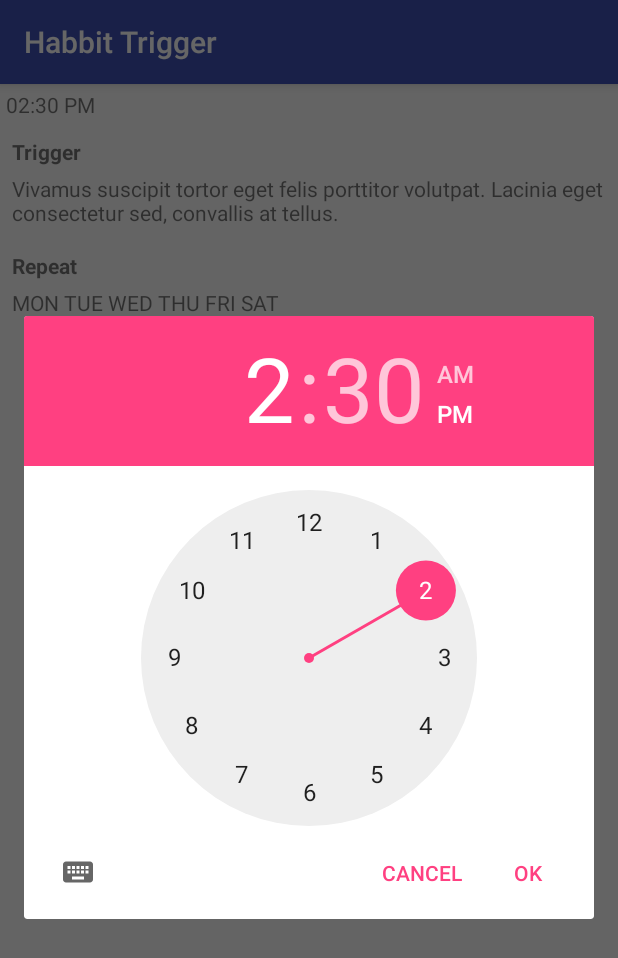
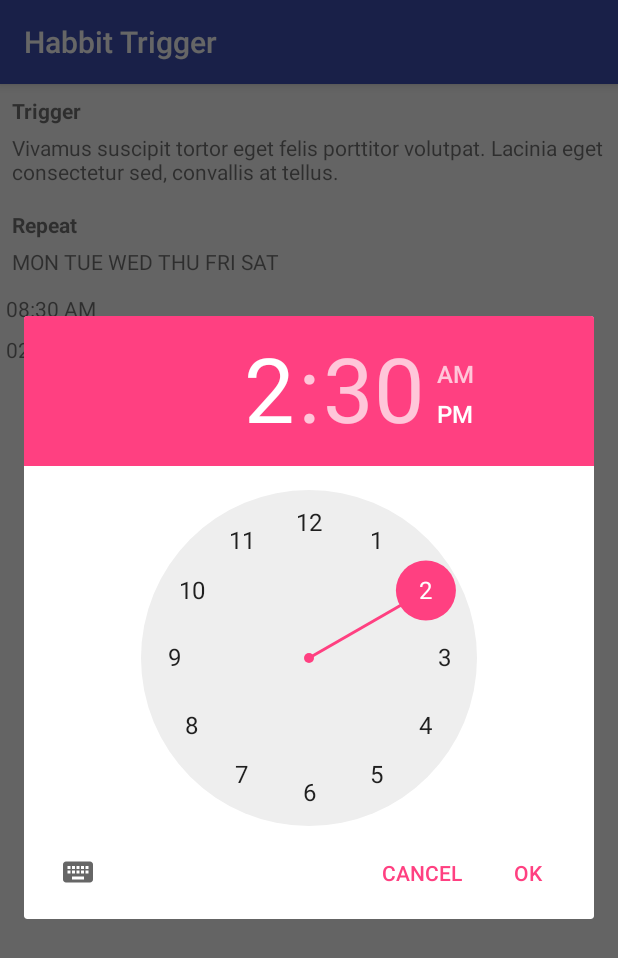
Before and after one commit to NERDYLIZARD/HabbitTrigger, an Android app: the screen it shows after launch (TriggerDetailActivity), after a tap on "02:30", on a phone screen of 412 x 824 dp. Shown: the top 958 px of the screen. Run offline under Robolectric (Android 15) with nearby library versions, the phone set to English and light mode, and no system bars.

Commit message:
SpecifiedTimeTrigger: display list of times of trigger using time fragments

```diff
--- /dev/null
+++ b/app/src/main/java/com/example/hoppies/habbittrigger/SpecifiedTimeTriggerFragment.java
@@ -0,0 +1,53 @@
+package com.example.hoppies.habbittrigger;
+
+
+import android.os.Bundle;
+import android.support.annotation.NonNull;
+import android.support.v4.app.Fragment;
+import android.view.LayoutInflater;
+import android.view.View;
+import android.view.ViewGroup;
+import android.widget.LinearLayout;
+
+import java.util.ArrayList;
+import java.util.Arrays;
+import java.util.List;
+
+
+/**
+ * A simple {@link Fragment} subclass.
+ */
+public class SpecifiedTimeTriggerFragment extends Fragment
+{
+  // test times
+  List<String> times = new ArrayList<>(Arrays.asList("08:30", "14:30"));
+
+
+  public SpecifiedTimeTriggerFragment()
+  {
+    // Required empty public constructor
+  }
+
+
+  @Override
+  public View onCreateView(@NonNull LayoutInflater inflater, ViewGroup container,
+                           Bundle savedInstanceState)
+  {
+    View view = inflater.inflate(R.layout.fragment_specified_time_trigger, container, false);
+
+    LinearLayout specifiedTimeWrapper = view.findViewById(R.id.specifiedTimeWrapper);
+
+    // run fragmentTransaction add TriggerTimeFragment once when this fragment is newly created.
+      // prevent the redundant call when device has been rotated i.e activity and all its fragments are recreated.
+    if (savedInstanceState == null) {
+      for (String time : times) {
+        int hour = Integer.parseInt(time.split(":")[0]);
+        int minute = Integer.parseInt(time.split(":")[1]);
+        getFragmentManager().beginTransaction().add(specifiedTimeWrapper.getId(), TriggerTimeFragment.newInstance(hour, minute), "tag").commit();
+      }
+    }
+    return view;
+  }
+
+
+}
--- a/app/src/main/java/com/example/hoppies/habbittrigger/TriggerTimeFragment.java
+++ b/app/src/main/java/com/example/hoppies/habbittrigger/TriggerTimeFragment.java
@@ -2,10 +2,8 @@ package com.example.hoppies.habbittrigger;
 
 import android.os.Bundle;
 import android.support.annotation.NonNull;
-import android.support.annotation.Nullable;
 import android.support.v4.app.Fragment;
 import android.text.format.DateFormat;
-import android.util.Log;
 import android.view.LayoutInflater;
 import android.view.View;
 import android.view.ViewGroup;
@@ -20,13 +18,25 @@ public class TriggerTimeFragment extends Fragment
         implements TimePickerDialogFragment.TimePickerDialogListener
 {
 
-  // TODO: having state as int hour and int minute instead of String time
-  // test value time
-  private String time = "14:30";
+  public static final String HOUR = "hour";
+  public static final String MINUTE = "minute";
 
 
   public TriggerTimeFragment()
   {
+  }
+
+
+  @NonNull
+  public static TriggerTimeFragment newInstance(int hour, int minute)
+  {
+    Bundle args = new Bundle();
+    args.putInt(HOUR, hour);
+    args.putInt(MINUTE, minute);
+
+    TriggerTimeFragment fragment = new TriggerTimeFragment();
+    fragment.setArguments(args);
+    return fragment;
   }
 
 
@@ -38,9 +48,8 @@ public class TriggerTimeFragment extends Fragment
     View view = inflater.inflate(R.layout.fragment_trigger_time, container, false);
 
     LinearLayout timeWrapper = view.findViewById(R.id.timeWrapper);
-    // TODO: accept argument as int hour and int minute
-    int hour = Integer.parseInt(time.split(":")[0]);
-    int minute = Integer.parseInt(time.split(":")[1]);
+    int hour = getArguments().getInt(HOUR);
+    int minute = getArguments().getInt(MINUTE);
     renderTimeView(view, hour, minute);
 
     timeWrapper.setOnClickListener(new View.OnClickListener()
@@ -48,8 +57,8 @@ public class TriggerTimeFragment extends Fragment
       @Override
       public void onClick(View view)
       {
-        int hour = Integer.parseInt(time.split(":")[0]);
-        int minute = Integer.parseInt(time.split(":")[1]);
+        int hour = getArguments().getInt(HOUR);
+        int minute = getArguments().getInt(MINUTE);
         TimePickerDialogFragment timePickerDialogFragment = TimePickerDialogFragment.newInstance(hour, minute);
         timePickerDialogFragment.show(getChildFragmentManager(), "time_picker_dialog");
       }
@@ -65,7 +74,8 @@ public class TriggerTimeFragment extends Fragment
     View view = getView();
     renderTimeView(view, hour, minute);
 
-    time = getTimeString(hour, minute);
+    getArguments().putInt(HOUR, hour);
+    getArguments().putInt(MINUTE, minute);
     // return String time to DetailFragment/TabHost
   }
 
--- /dev/null
+++ b/app/src/main/res/layout/fragment_specified_time_trigger.xml
@@ -0,0 +1,14 @@
+<FrameLayout xmlns:android="http://schemas.android.com/apk/res/android"
+  xmlns:tools="http://schemas.android.com/tools"
+  android:layout_width="match_parent"
+  android:layout_height="match_parent"
+  tools:context="com.example.hoppies.habbittrigger.SpecifiedTimeTriggerFragment">
+
+
+  <LinearLayout
+    android:id="@+id/specifiedTimeWrapper"
+    android:layout_width="match_parent"
+    android:layout_height="match_parent"
+    android:orientation="vertical"></LinearLayout>
+
+</FrameLayout>
--- a/app/src/main/res/layout/fragment_trigger_detail.xml
+++ b/app/src/main/res/layout/fragment_trigger_detail.xml
@@ -1,24 +1,13 @@
-<FrameLayout xmlns:android="http://schemas.android.com/apk/res/android"
+<ScrollView xmlns:android="http://schemas.android.com/apk/res/android"
   xmlns:tools="http://schemas.android.com/tools"
   android:layout_width="match_parent"
   android:layout_height="match_parent"
   tools:context="com.example.hoppies.habbittrigger.TriggerDetailFragment">
 
-  <ScrollView
-    android:layout_width="match_parent"
-    android:layout_height="match_parent">
-
   <LinearLayout
     android:layout_width="match_parent"
     android:layout_height="wrap_content"
     android:orientation="vertical">
-
-
-      <fragment
-        android:id="@+id/time"
-        android:name="com.example.hoppies.habbittrigger.TriggerTimeFragment"
-        android:layout_width="match_parent"
-        android:layout_height="wrap_content" />
 
     <LinearLayout
       android:id="@+id/triggerTitleWrapper"
@@ -71,9 +60,14 @@
 
     </LinearLayout>
 
+
+    <fragment
+      android:id="@+id/fragment"
+      android:name="com.example.hoppies.habbittrigger.SpecifiedTimeTriggerFragment"
+      android:layout_width="match_parent"
+      android:layout_height="wrap_content" />
+
+
   </LinearLayout>
 
 </ScrollView>
-
-
-</FrameLayout>
--- a/app/src/main/res/layout/fragment_trigger_time.xml
+++ b/app/src/main/res/layout/fragment_trigger_time.xml
@@ -1,16 +1,11 @@
-<FrameLayout xmlns:android="http://schemas.android.com/apk/res/android"
+<LinearLayout xmlns:android="http://schemas.android.com/apk/res/android"
   xmlns:tools="http://schemas.android.com/tools"
-  android:layout_width="wrap_content"
-  android:layout_height="wrap_content"
-  tools:context="com.example.hoppies.habbittrigger.TriggerTimeFragment">
-
-
-  <LinearLayout
   android:id="@+id/timeWrapper"
   android:layout_width="wrap_content"
   android:layout_height="wrap_content"
   android:orientation="horizontal"
-    android:padding="4dp">
+  android:padding="4dp"
+  tools:context="com.example.hoppies.habbittrigger.TriggerTimeFragment">
 
   <TextView
     android:id="@+id/timeView"
@@ -26,5 +21,3 @@
 
 
 </LinearLayout>
-
-</FrameLayout>
```
Lines whose indentation alone changed are shown as unchanged.
